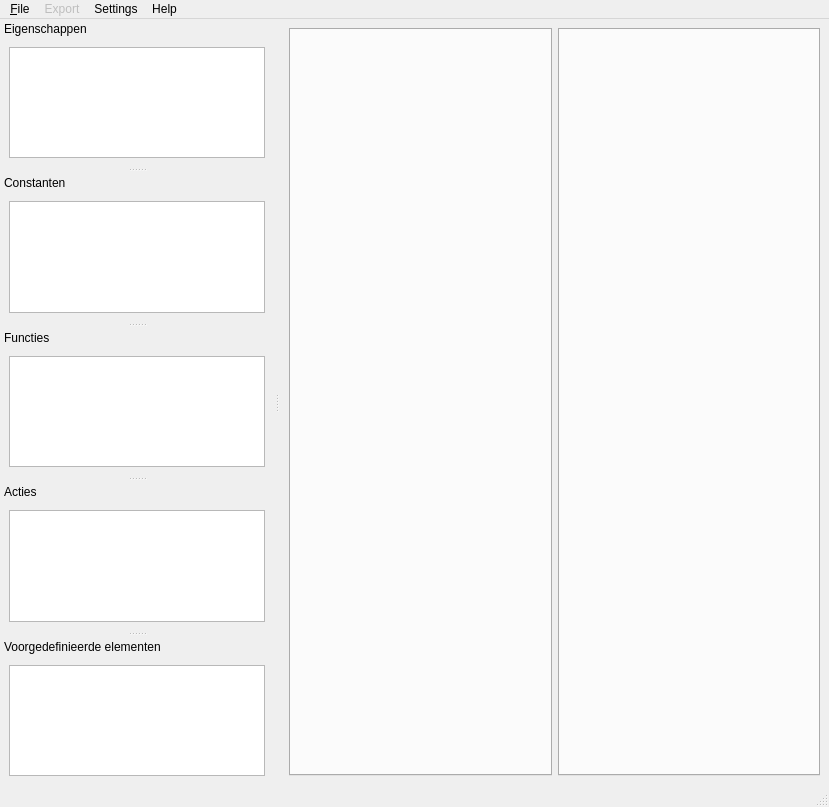
Qt form src/app/ruleCreator/mainwindow.ui (Dtai/PokerbotClient) before a commit.
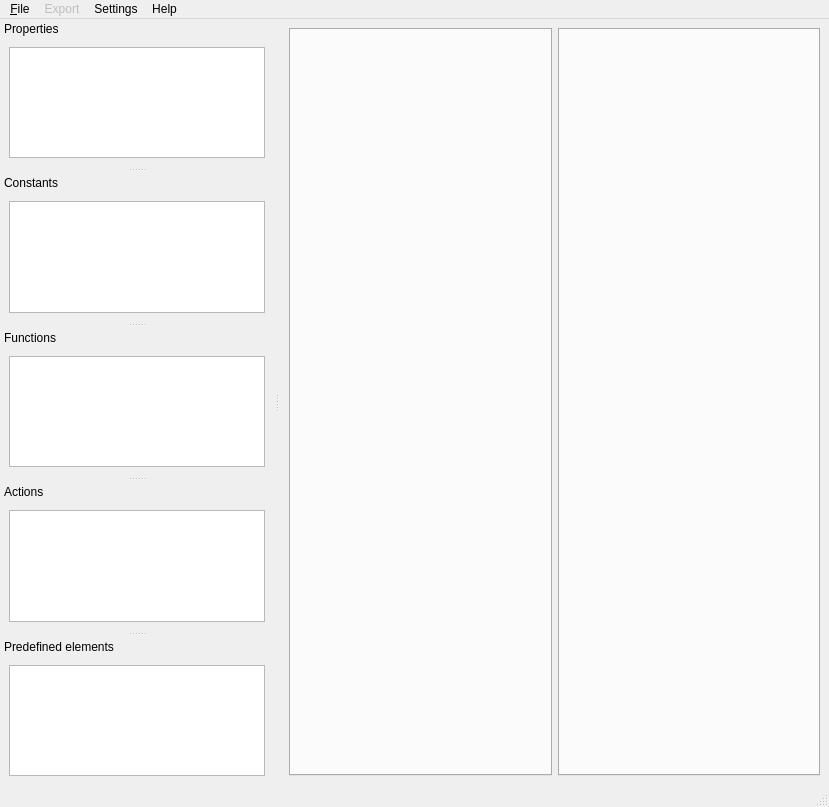
The same form after that commit. Custom widgets are drawn as their Qt base class.

```diff
--- a/src/app/ruleCreator/mainwindow.ui
+++ b/src/app/ruleCreator/mainwindow.ui
@@ -94,7 +94,7 @@
     <set>QDockWidget::DockWidgetMovable</set>
    </property>
    <property name="windowTitle">
-    <string>Eigenschappen</string>
+    <string>Properties</string>
    </property>
    <attribute name="dockWidgetArea">
     <number>1</number>
@@ -124,7 +124,7 @@
     <set>QDockWidget::DockWidgetMovable</set>
    </property>
    <property name="windowTitle">
-    <string>Constanten</string>
+    <string>Constants</string>
    </property>
    <attribute name="dockWidgetArea">
     <number>1</number>
@@ -154,7 +154,7 @@
     <set>QDockWidget::DockWidgetMovable</set>
    </property>
    <property name="windowTitle">
-    <string>Functies</string>
+    <string>Functions</string>
    </property>
    <attribute name="dockWidgetArea">
     <number>1</number>
@@ -184,7 +184,7 @@
     <set>QDockWidget::DockWidgetMovable</set>
    </property>
    <property name="windowTitle">
-    <string>Acties</string>
+    <string>Actions</string>
    </property>
    <attribute name="dockWidgetArea">
     <number>1</number>
@@ -214,7 +214,7 @@
     <set>QDockWidget::DockWidgetMovable</set>
    </property>
    <property name="windowTitle">
-    <string>Voorgedefinieerde elementen</string>
+    <string>Predefined elements</string>
    </property>
    <attribute name="dockWidgetArea">
     <number>1</number>
```
Left out of the diff: 12 changed lines with no effect on the pictures.
